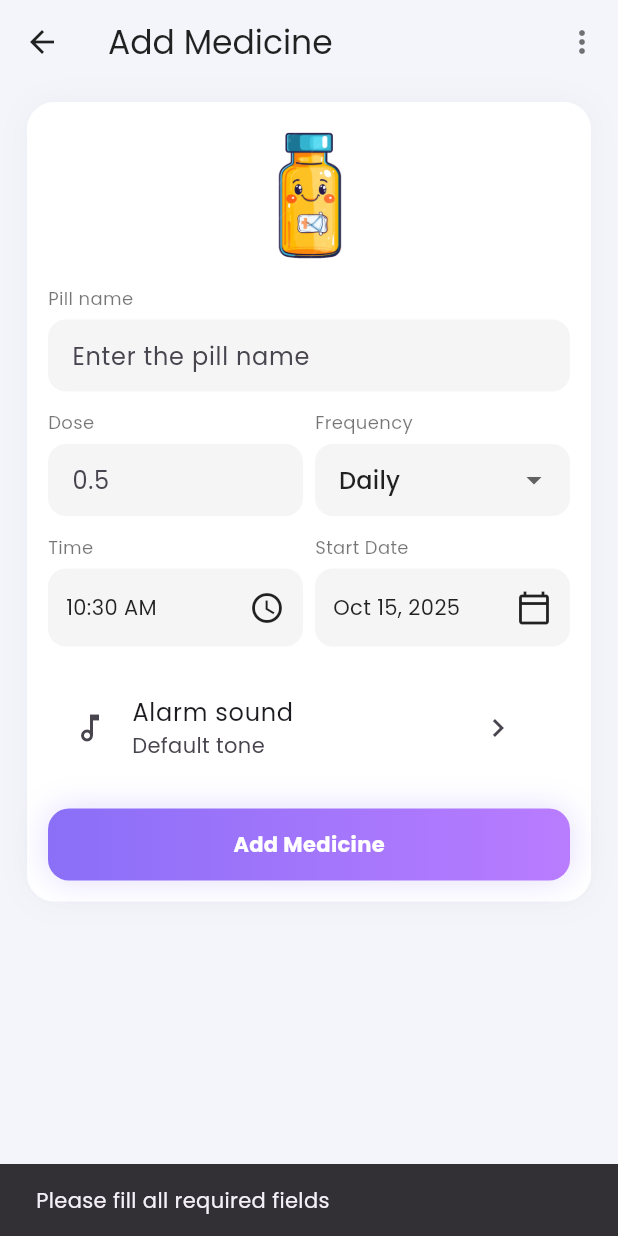
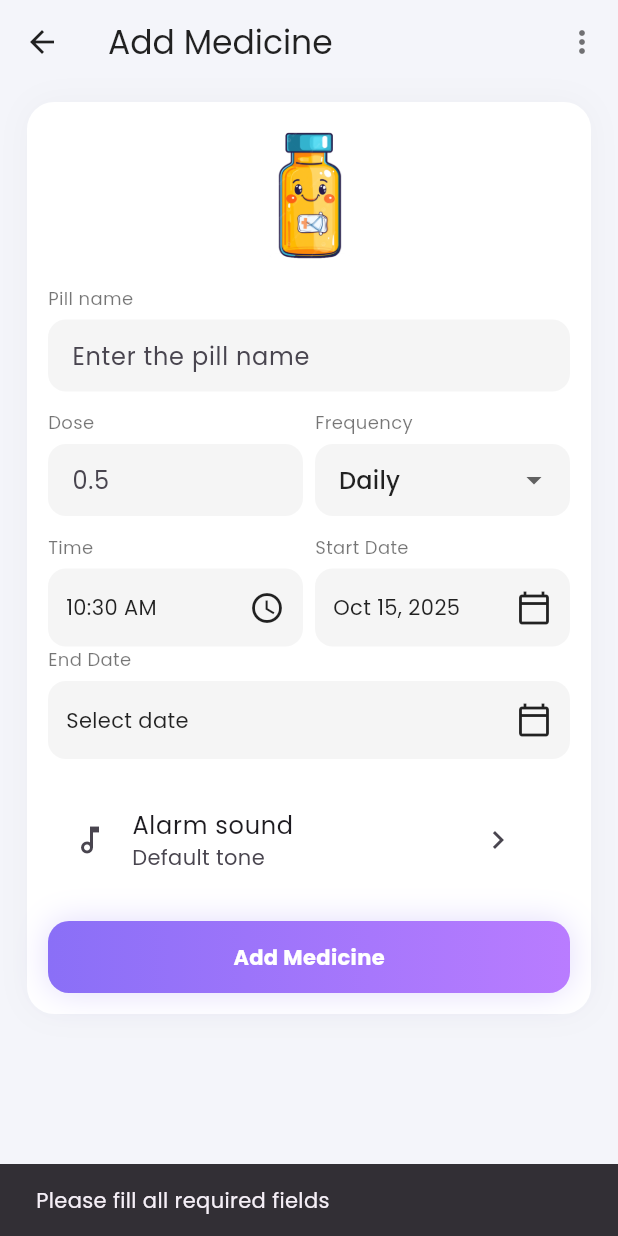
Before and after one commit to mh-rabbi/Medicine-Reminder, a Flutter app: the AddAlarmScreen screen opened directly, after a tap on "Add Medicine", on a phone screen of 412 x 824 dp. Run offline on Flutter 3.47's test engine with Material 3 defaults, Android fonts, the phone set to English and light mode, and no system bars; our stand-ins replace flutter_animate, google_fonts, sqflite, vibration; missing offline and left inert: alarm; accounts and stored records are empty; statements that could not run were skipped.

Commit message:
End-date added

```diff
--- a/lib/database/alarm_db.dart
+++ b/lib/database/alarm_db.dart
@@ -35,6 +35,7 @@ class AlarmDatabase {
         time TEXT NOT NULL,
         frequency TEXT NOT NULL,
         startDate TEXT NOT NULL,
+         endDate TEXT,
         soundPath TEXT,
         isActive INTEGER NOT NULL
       )
--- a/lib/models/alarm_model.dart
+++ b/lib/models/alarm_model.dart
@@ -6,6 +6,7 @@ class AlarmModel {
   String time; // Example: "08:00 AM"
   String frequency; // Daily / Weekly / Monthly / Custom
   String startDate; // "YYYY-MM-DD"
+  String endDate;   // "YYYY-MM-DD"
   String soundPath; // file name or uri
   bool isActive;
 
@@ -16,6 +17,7 @@ class AlarmModel {
     required this.time,
     required this.frequency,
     required this.startDate,
+    required this.endDate,
     required this.soundPath,
     this.isActive = true,
   });
@@ -28,6 +30,7 @@ class AlarmModel {
     'time': time,
     'frequency': frequency,
     'startDate': startDate,
+    'endDate': endDate,
     'soundPath': soundPath,
     'isActive': isActive ? 1 : 0,
   };
@@ -40,6 +43,7 @@ class AlarmModel {
     time: map['time'],
     frequency: map['frequency'],
     startDate: map['startDate'],
+    endDate: map['endDate'],
     soundPath: map['soundPath'],
     isActive: map['isActive'] == 1,
   );
--- a/lib/screens/add_alarm_screen.dart
+++ b/lib/screens/add_alarm_screen.dart
@@ -26,6 +26,12 @@ class _AddAlarmScreenState extends State<AddAlarmScreen> {
   TimeOfDay _time = TimeOfDay.now();
   String _freq = 'Daily';
   DateTime _startDate = DateTime.now();
+  DateTime? _endDate;
+
+  // 🔹 Helper to format TimeOfDay → DateTime for scheduling // new add
+  DateTime _combineDateAndTime(DateTime date, TimeOfDay time) {
+    return DateTime(date.year, date.month, date.day, time.hour, time.minute);
+  }
 
   @override
   Widget build(BuildContext context) {
@@ -82,6 +88,13 @@ class _AddAlarmScreenState extends State<AddAlarmScreen> {
                     ],
                   ),
 
+                  // 🔹 NEW: End Date picker (optional)
+                  Row(
+                    children: [
+                      Expanded(child: _buildEndDatePicker()),
+                    ],
+                  ),
+
                   const SizedBox(height: 18),
 
                   // sound picker placeholder
@@ -119,6 +132,8 @@ class _AddAlarmScreenState extends State<AddAlarmScreen> {
                         time: _time.format(context), // store human readable too
                         frequency: _freq.toString(),
                         startDate: DateFormat('yyyy-MM-dd').format(_startDate),
+                        endDate: DateFormat('yyyy-MM-dd')
+                            .format(_endDate ?? _startDate.add(const Duration(days: 7))),
                         soundPath: "",// fill if user picks sound
                         isActive: true,
                       );
@@ -160,13 +175,16 @@ class _AddAlarmScreenState extends State<AddAlarmScreen> {
                         notificationSettings: NotificationSettings.fromJson(
                           {
                             "title": _nameCtrl.text,
-                            "body": "I want to wake up",
+                            "body": "You need to take the medicine",
                           }
                         ),  // show notification if app killed
                       );
 
                       // 6) Schedule with plugin
                       await Alarm.set(alarmSettings: alarmSettings);
+
+                      // 🔹 Schedule repeats
+                      await _scheduleRepeats(alarmData, scheduledDate, _freq, _endDate);
 
                       setState(() {
 
@@ -191,6 +209,49 @@ class _AddAlarmScreenState extends State<AddAlarmScreen> {
       ),
     );
   }
+
+  // new add things again
+  // 🔹 Repeating scheduler (Daily / Weekly / Monthly)
+  Future<void> _scheduleRepeats(
+      int id,
+      DateTime first,
+      String freq,
+      DateTime? endDate,
+      ) async {
+    if (freq == 'Custom') return; // handle later if needed
+    Duration interval;
+    switch (freq) {
+      case 'Weekly':
+        interval = const Duration(days: 7);
+        break;
+      case 'Monthly':
+        interval = const Duration(days: 30);
+        break;
+      default:
+        interval = const Duration(days: 1);
+    }
+
+    DateTime next = first.add(interval);
+    final end = endDate ?? first.add(const Duration(days: 7));
+
+    while (next.isBefore(end)) {
+      await Alarm.set(
+        alarmSettings: AlarmSettings(
+          id: id + next.millisecondsSinceEpoch % 100000, // unique-ish ID
+          dateTime: next,
+          assetAudioPath: 'assets/testalarm.mp3',
+          loopAudio: true,
+          vibrate: true,
+          notificationSettings: NotificationSettings(
+            title: _nameCtrl.text,
+            body: 'Time to take your medicine',
+          ), volumeSettings: VolumeSettings.fade(fadeDuration: Duration(seconds: 1)),
+        ),
+      );
+      next = next.add(interval);
+    }
+  }
+
 
   Widget _buildTextField(String label, {TextEditingController? controller, String? hint}) {
     return Column(
@@ -274,6 +335,33 @@ class _AddAlarmScreenState extends State<AddAlarmScreen> {
       ],
     );
   }
+// 🔹 End Date Picker
+  Widget _buildEndDatePicker() {
+    return Column(
+      crossAxisAlignment: CrossAxisAlignment.start,
+      children: [
+        const Text('End Date', style: TextStyle(fontSize: 12, color: Colors.black54)),
+        const SizedBox(height: 6),
+        GestureDetector(
+          onTap: _pickEndDate,
+          child: Container(
+            padding: const EdgeInsets.symmetric(horizontal: 12, vertical: 14),
+            decoration:
+            BoxDecoration(color: Colors.grey[100], borderRadius: BorderRadius.circular(12)),
+            child: Row(
+              mainAxisAlignment: MainAxisAlignment.spaceBetween,
+              children: [
+                Text(_endDate == null
+                    ? 'Select date'
+                    : DateFormat.yMMMd().format(_endDate!)),
+                const Icon(Icons.calendar_today_outlined),
+              ],
+            ),
+          ),
+        ),
+      ],
+    );
+  }
 
   Future<void> _pickTime() async {
     final t = await showTimePicker(context: context, initialTime: _time);
@@ -284,4 +372,14 @@ class _AddAlarmScreenState extends State<AddAlarmScreen> {
     final d = await showDatePicker(context: context, initialDate: _startDate, firstDate: DateTime(2020), lastDate: DateTime(2100));
     if (d != null) setState(() => _startDate = d);
   }
+
+
+  Future<void> _pickEndDate() async {
+    final d = await showDatePicker(
+        context: context,
+        initialDate: _endDate ?? _startDate,
+        firstDate: _startDate,
+        lastDate: DateTime(2100));
+    if (d != null) setState(() => _endDate = d);
+  }
 }
--- a/lib/screens/home_screen.dart
+++ b/lib/screens/home_screen.dart
@@ -74,8 +74,8 @@ class _HomeScreenState extends State<HomeScreen> {
             mainAxisAlignment: MainAxisAlignment.spaceBetween,
             children: [
               IconButton(
-                  onPressed: () {}, icon: const Icon(Icons.home_outlined)),
-              IconButton(onPressed: () {}, icon: const Icon(Icons.calendar_today_outlined)),
+                  onPressed: () {}, icon: const Icon(Icons.home_outlined)),//plus icon besides home icon
+              IconButton(onPressed: () {}, icon: const Icon(Icons.calendar_today_outlined)),//plus icon besides calender icon
             ],
           ),
         ),
```
